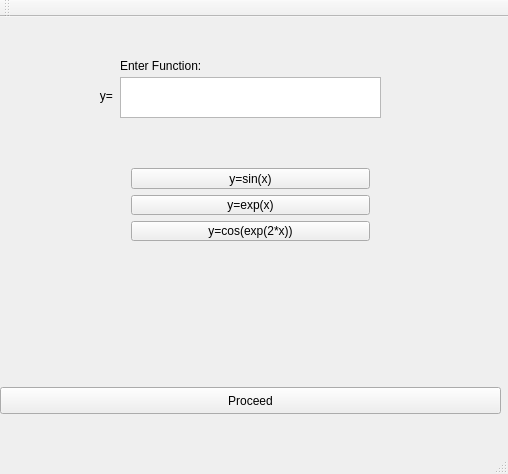
Old version of the form FunctionInputWindow.ui in the repository rohan1020/PTOpenSoft.
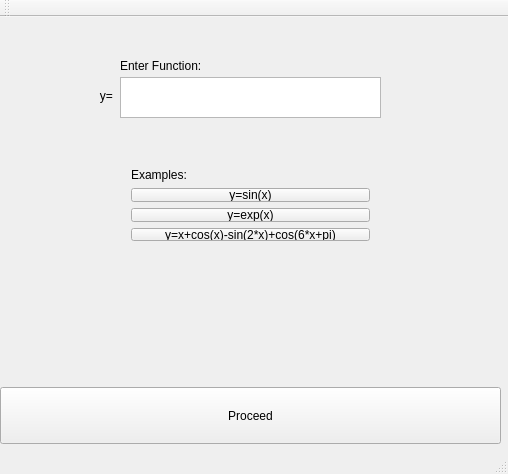
New version of the form.

Commit message: Function Add Delete Working

```diff
--- a/FunctionInputWindow.ui
+++ b/FunctionInputWindow.ui
@@ -30,7 +30,7 @@
 <x>0</x>
 <y>370</y>
 <width>501</width>
-<height>27</height>
+<height>57</height>
 </rect>
 </property>
 <property name="text">
@@ -73,6 +73,21 @@
 </rect>
 </property>
 <layout class="QVBoxLayout" name="verticalLayout">
+    <item>
+    <widget class="QLabel" name="label_4">
+        <property name="geometry">
+            <rect>
+                <x>120</x>
+                <y>40</y>
+                <width>261</width>
+                <height>17</height>
+            </rect>
+        </property>
+        <property name="text">
+            <string>Examples:</string>
+        </property>
+    </widget>
+    </item>
 <item>
 <widget class="QPushButton" name="pushButton_2">
 <property name="text">
@@ -90,7 +105,7 @@
 <item>
 <widget class="QPushButton" name="pushButton_4">
 <property name="text">
-<string>y=cos(exp(2*x))</string>
+<string>y=x+cos(x)-sin(2*x)+cos(6*x+pi)</string>
 </property>
 </widget>
 </item>
```
The commit also changes 12 other files.
